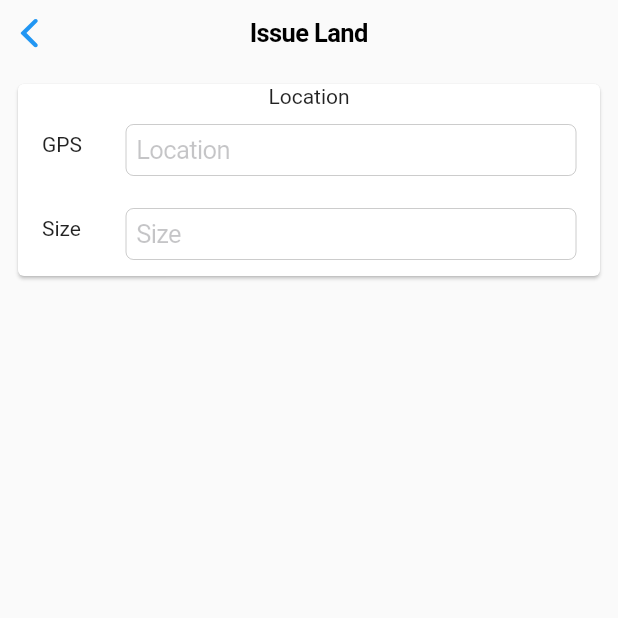
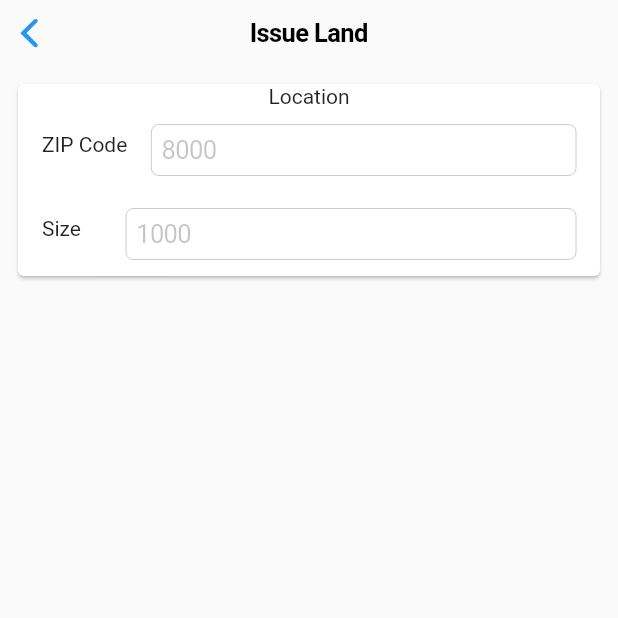
Before and after one commit to blockbyte-sbhack19/frontend, a Flutter app: the IssueScreen screen opened directly, on a phone screen of 412 x 824 dp, the top half of it. Run offline on Flutter 3.47's test engine with Material 2 defaults, Android fonts, the phone set to English and light mode, and no system bars.

Commit message:
change fields to number

```diff
--- a/blockbyte/lib/screens/issue_screen.dart
+++ b/blockbyte/lib/screens/issue_screen.dart
@@ -33,17 +33,19 @@ class IssueScreenState extends State<IssueScreen> {
                       children: <Widget>[
                         Text("Location"),
                         ListTile(
-                          leading: Text("GPS"),
+                          leading: Text("ZIP Code"),
                           title: CupertinoTextField(
                             controller: _location,
-                            placeholder: "Location",
+                            placeholder: "8000",
+                            keyboardType: TextInputType.number,
                           ),
                         ),
                         ListTile(
                           leading: Text("Size"),
                           title: CupertinoTextField(
                             controller: _size,
-                            placeholder: "Size",
+                            placeholder: "1000",
+                            keyboardType: TextInputType.number,
                           ),
                         )
                       ],
```
